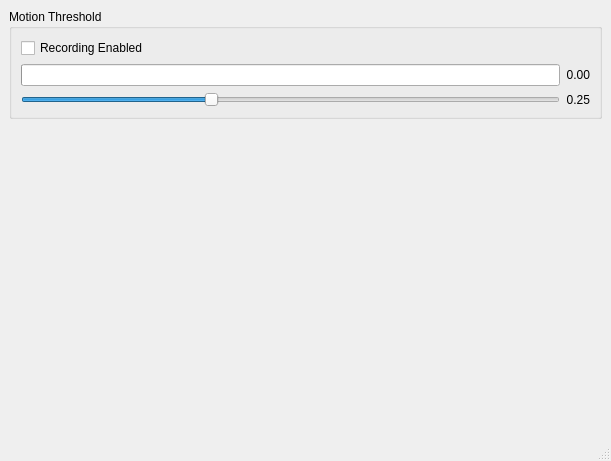
The window that martycam.ui (biddisco/MartyCam) describes before a commit, drawn with Qt 5.
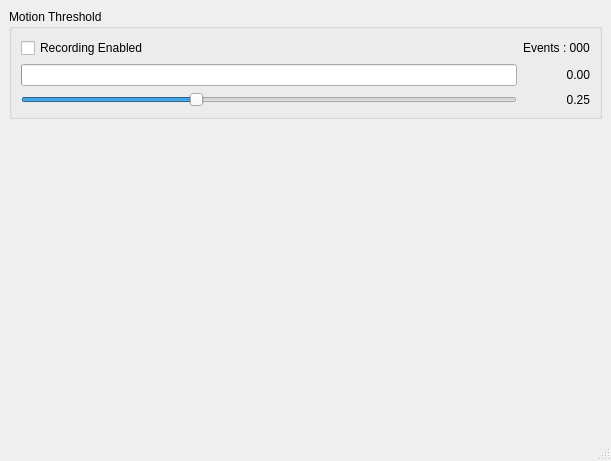
The same window after the commit. Icons and pictures are not drawn.

```diff
--- a/martycam.ui
+++ b/martycam.ui
@@ -80,6 +80,13 @@
          </property>
         </widget>
        </item>
+       <item row="0" column="1">
+        <widget class="QLabel" name="eventCounter">
+         <property name="text">
+          <string>Events : 000</string>
+         </property>
+        </widget>
+       </item>
       </layout>
      </widget>
     </item>
```
